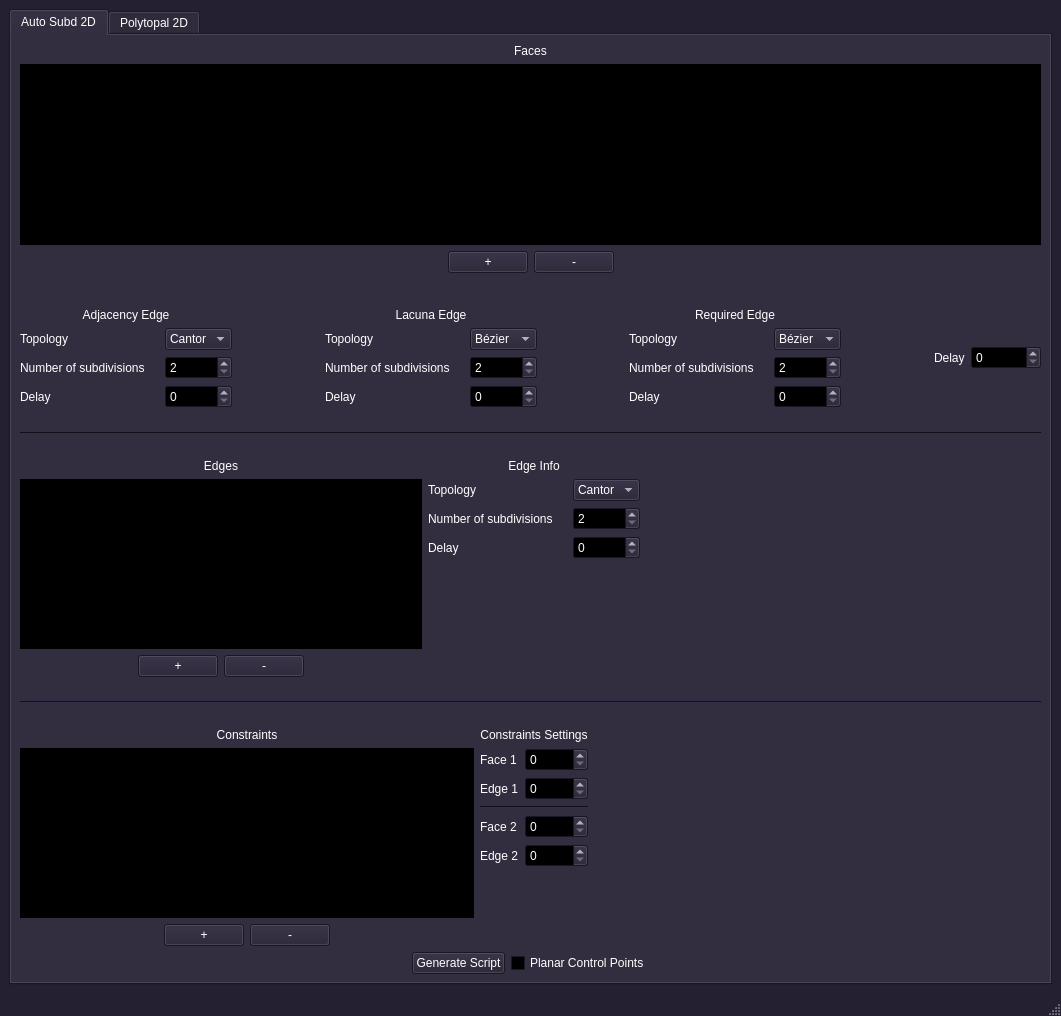
This is src/gui/mainwindow.ui in borisbordeaux/Auto_Frac as Qt 5 draws it before an edit. The edited form follows.
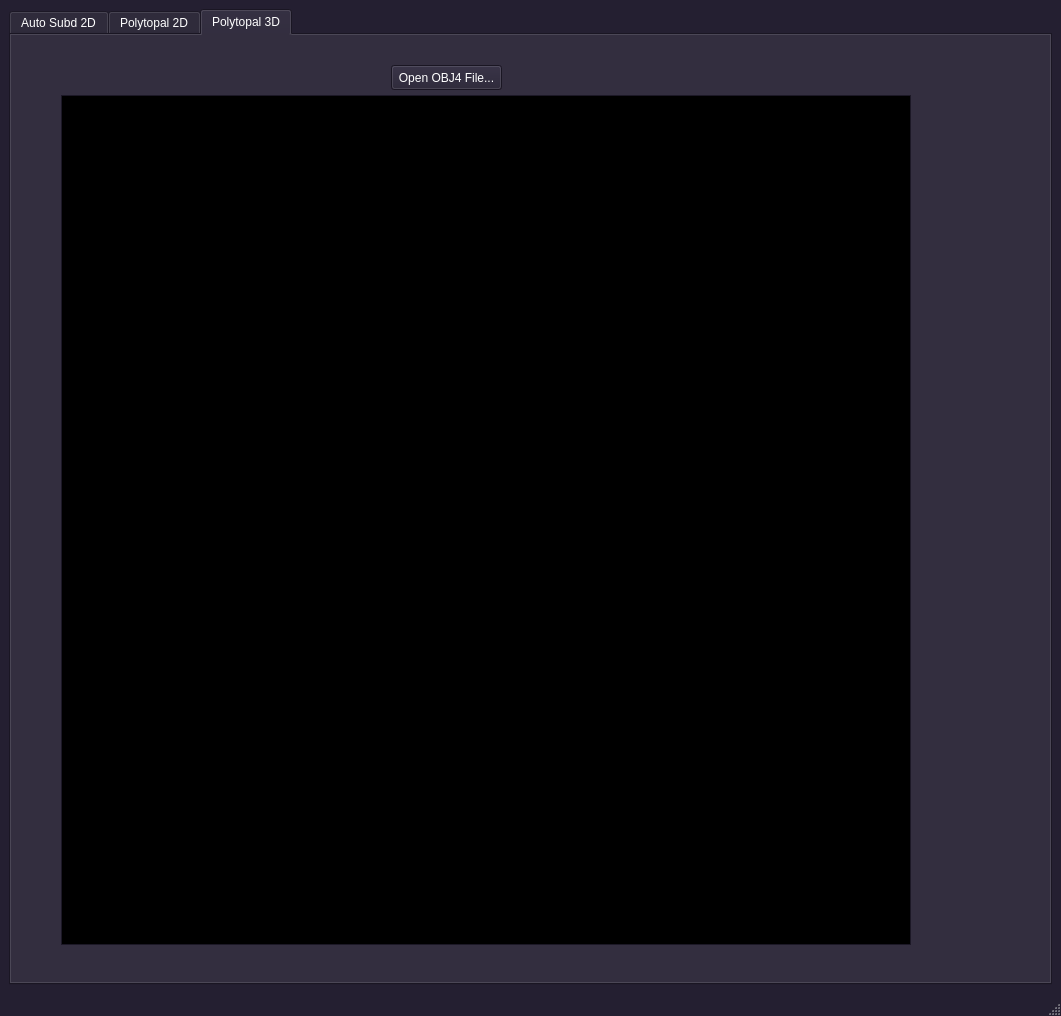
This is the edited form.

Commit message: Added graph view of 4-polytopes

Patch:
```diff
--- a/src/gui/mainwindow.ui
+++ b/src/gui/mainwindow.ui
@@ -463,7 +463,7 @@
     <item row="0" column="0">
      <widget class="QTabWidget" name="tabWidget">
       <property name="currentIndex">
-       <number>0</number>
+       <number>2</number>
       </property>
       <widget class="QWidget" name="tab">
        <attribute name="title">
@@ -1491,6 +1491,34 @@
         </item>
        </layout>
       </widget>
+      <widget class="QWidget" name="tab_3">
+       <attribute name="title">
+        <string>Polytopal 3D</string>
+       </attribute>
+       <widget class="QPushButton" name="pushButton_openOBJ4">
+        <property name="geometry">
+         <rect>
+          <x>380</x>
+          <y>30</y>
+          <width>111</width>
+          <height>25</height>
+         </rect>
+        </property>
+        <property name="text">
+         <string>Open OBJ4 File...</string>
+        </property>
+       </widget>
+       <widget class="QGraphicsView" name="graphicsView">
+        <property name="geometry">
+         <rect>
+          <x>50</x>
+          <y>60</y>
+          <width>850</width>
+          <height>850</height>
+         </rect>
+        </property>
+       </widget>
+      </widget>
      </widget>
     </item>
    </layout>
```
Left out of the diff: 63 changed lines with no effect on the pictures. The commit also changes 13 other files.
